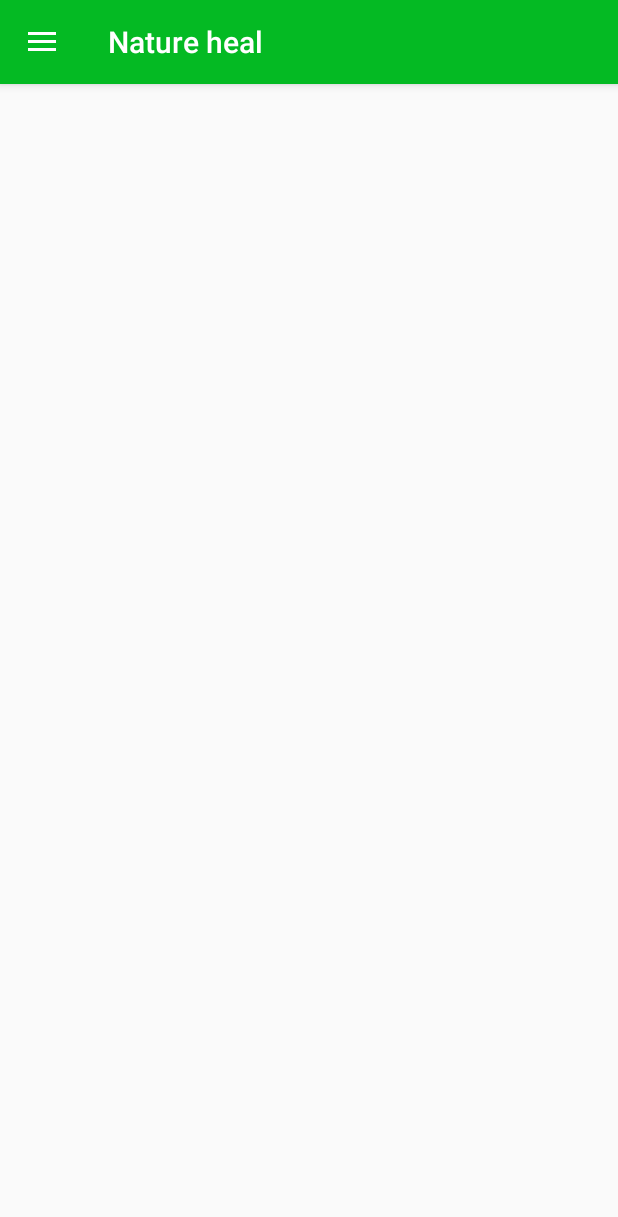
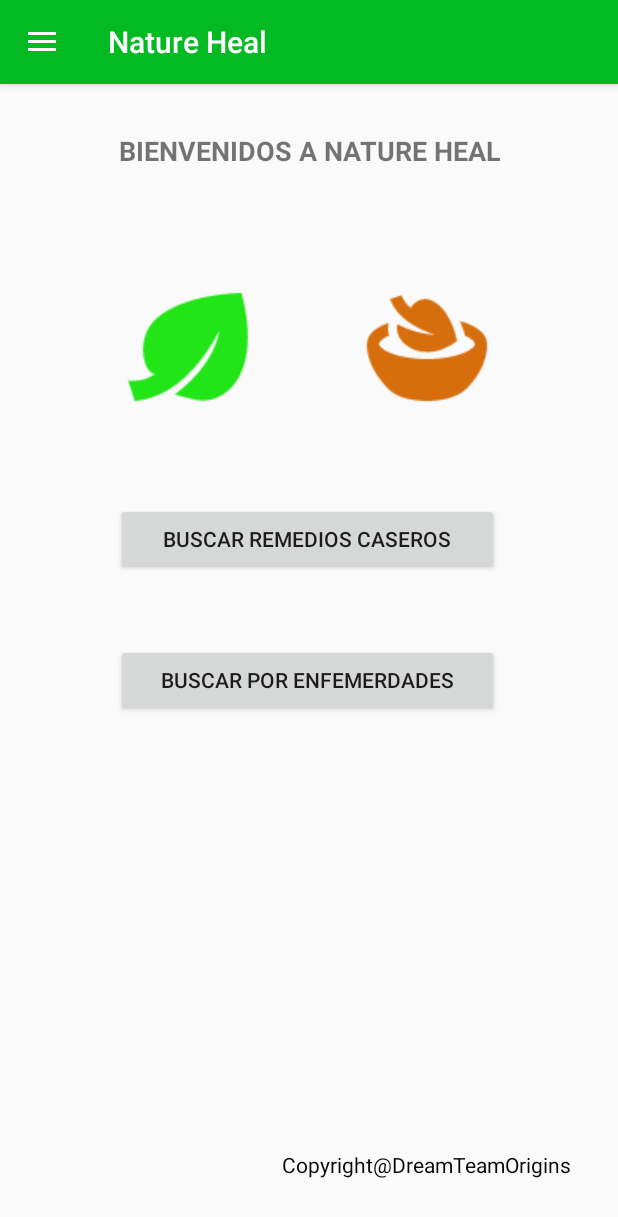
Before and after one commit to ZeroVitz/AppNatureHeal, an Android app: the screen it shows after launch (MainActivity), after a tap on "Home", on a phone screen of 412 x 824 dp. Shown: the top 1217 px of the screen. Run offline under Robolectric (Android 15) with nearby library versions, the phone set to English and light mode, and no system bars; 1 other tap on this screen came first.

Commit message:
Agregación del menu principal en el drawer

```diff
--- a/app/build.gradle
+++ b/app/build.gradle
@@ -25,7 +25,7 @@ dependencies {
         exclude group: 'com.android.support', module: 'support-annotations'
     })
     compile 'com.android.support:appcompat-v7:24.2.1'
-    compile 'com.android.support:design:24.2.1'
+    compile 'com.android.support:design:24.0.0'
     compile 'com.android.support:support-v4:24.2.1'
     testCompile 'junit:junit:4.12'
 }
--- a/app/src/main/java/com/example/greciaguzmn/natureheal/MainActivity.java
+++ b/app/src/main/java/com/example/greciaguzmn/natureheal/MainActivity.java
@@ -18,7 +18,7 @@ import android.view.MenuItem;
 
 public class MainActivity extends AppCompatActivity
         implements NavigationView.OnNavigationItemSelectedListener, AcercaFragment.OnFragmentInteractionListener, FavoritosFragment.OnFragmentInteractionListener,
-        ConfiguracionFragment.OnFragmentInteractionListener {
+        ConfiguracionFragment.OnFragmentInteractionListener, fragmentHome.OnFragmentInteractionListener {
 
 
 
@@ -64,6 +64,9 @@ public class MainActivity extends AppCompatActivity
 
         switch (id) {
             case R.id.nav_home:
+                fragment = new fragmentHome();
+                fragmentTransaction = true;
+                getSupportActionBar().setTitle("Nature Heal");
                 break;
 
             case R.id.nav_cuenta:
--- a/app/src/main/res/layout/fragment_fragment_home.xml
+++ b/app/src/main/res/layout/fragment_fragment_home.xml
@@ -47,13 +47,14 @@
         android:layout_marginEnd="15dp" />
 
     <Button
-        android:text="@string/buscar_por_enfermedades"
+        android:text="Buscar por enfemerdades"
         android:layout_width="wrap_content"
         android:layout_height="wrap_content"
         android:layout_marginTop="46dp"
         android:id="@+id/buttonEnfermedad"
         android:layout_below="@+id/buttonRemedio"
-        android:layout_alignEnd="@+id/buttonRemedio" />
+        android:layout_alignEnd="@+id/buttonRemedio"
+        android:layout_toEndOf="@+id/imageView3" />
 
     <ImageView
         android:layout_width="wrap_content"
@@ -75,11 +76,12 @@
         android:text="Buscar remedios caseros"
         android:layout_width="wrap_content"
         android:layout_height="wrap_content"
-        android:layout_marginTop="54dp"
+        android:layout_marginTop="56dp"
         android:id="@+id/buttonRemedio"
         android:duplicateParentState="false"
         android:layout_below="@+id/imageView2"
-        android:layout_centerHorizontal="true" />
+        android:layout_alignEnd="@+id/imageView4"
+        android:layout_toEndOf="@+id/imageView3" />
 
 
 </RelativeLayout>
```
